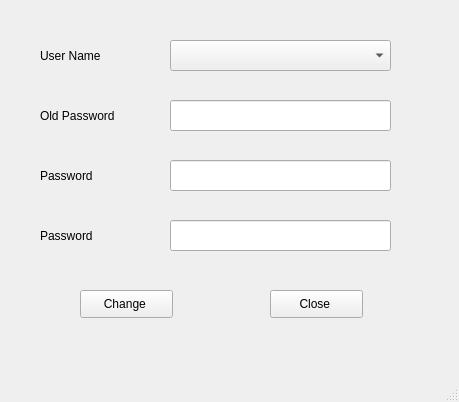
Old version of the form Change_Password/Change_Password.ui in the repository vaishaligawarkar777-pixel/Password_Login_Project.
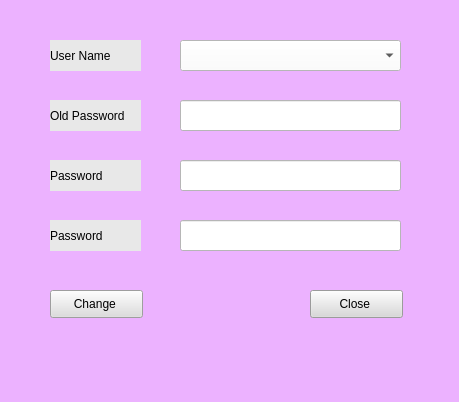
New version of the form.

```diff
--- a/Change_Password/Change_Password.ui
+++ b/Change_Password/Change_Password.ui
@@ -13,18 +13,22 @@
   <property name="windowTitle">
    <string>MainWindow</string>
   </property>
+  <property name="styleSheet">
+   <string notr="true">background-color: rgb(236, 178, 255);</string>
+  </property>
   <widget class="QWidget" name="centralwidget">
    <widget class="QLabel" name="label">
     <property name="geometry">
      <rect>
-      <x>40</x>
+      <x>50</x>
       <y>40</y>
       <width>91</width>
       <height>31</height>
      </rect>
     </property>
     <property name="styleSheet">
-     <string notr="true">font: 10pt &quot;MS Shell Dlg 2&quot;;</string>
+     <string notr="true">font: 10pt &quot;MS Shell Dlg 2&quot;;
+background-color: rgb(232, 232, 232);</string>
     </property>
     <property name="text">
      <string>User Name</string>
@@ -33,14 +37,17 @@
    <widget class="QLabel" name="label_2">
     <property name="geometry">
      <rect>
-      <x>40</x>
+      <x>50</x>
       <y>100</y>
-      <width>101</width>
+      <width>91</width>
       <height>31</height>
      </rect>
     </property>
     <property name="styleSheet">
-     <string notr="true">font: 10pt &quot;MS Shell Dlg 2&quot;;</string>
+     <string notr="true">font: 10pt &quot;MS Shell Dlg 2&quot;;
+font: 75 8pt &quot;MS Shell Dlg 2&quot;;
+font: 9pt &quot;MS Shell Dlg 2&quot;;
+background-color: rgb(232, 232, 232);</string>
     </property>
     <property name="text">
      <string>Old Password</string>
@@ -49,14 +56,15 @@
    <widget class="QLabel" name="label_3">
     <property name="geometry">
      <rect>
-      <x>40</x>
+      <x>50</x>
       <y>160</y>
       <width>91</width>
       <height>31</height>
      </rect>
     </property>
     <property name="styleSheet">
-     <string notr="true">font: 10pt &quot;MS Shell Dlg 2&quot;;</string>
+     <string notr="true">font: 10pt &quot;MS Shell Dlg 2&quot;;
+background-color: rgb(232, 232, 232);</string>
     </property>
     <property name="text">
      <string>Password</string>
@@ -65,14 +73,15 @@
    <widget class="QLabel" name="label_4">
     <property name="geometry">
      <rect>
-      <x>40</x>
+      <x>50</x>
       <y>220</y>
       <width>91</width>
       <height>31</height>
      </rect>
     </property>
     <property name="styleSheet">
-     <string notr="true">font: 10pt &quot;MS Shell Dlg 2&quot;;</string>
+     <string notr="true">font: 10pt &quot;MS Shell Dlg 2&quot;;
+background-color: rgb(232, 232, 232);</string>
     </property>
     <property name="text">
      <string>Password</string>
@@ -81,22 +90,28 @@
    <widget class="QComboBox" name="cmbusername">
     <property name="geometry">
      <rect>
-      <x>170</x>
+      <x>180</x>
       <y>40</y>
       <width>221</width>
       <height>31</height>
      </rect>
     </property>
+    <property name="styleSheet">
+     <string notr="true">background-color: rgb(255, 255, 255);</string>
+    </property>
    </widget>
    <widget class="QLineEdit" name="txtoldpassword">
     <property name="geometry">
      <rect>
-      <x>170</x>
+      <x>180</x>
       <y>100</y>
       <width>221</width>
       <height>31</height>
      </rect>
     </property>
+    <property name="styleSheet">
+     <string notr="true">background-color: rgb(255, 255, 255);</string>
+    </property>
     <property name="echoMode">
      <enum>QLineEdit::Password</enum>
     </property>
@@ -104,12 +119,15 @@
    <widget class="QLineEdit" name="txtpassword">
     <property name="geometry">
      <rect>
-      <x>170</x>
+      <x>180</x>
       <y>160</y>
       <width>221</width>
       <height>31</height>
      </rect>
     </property>
+    <property name="styleSheet">
+     <string notr="true">background-color: rgb(255, 255, 255);</string>
+    </property>
     <property name="echoMode">
      <enum>QLineEdit::Password</enum>
     </property>
@@ -117,12 +135,15 @@
    <widget class="QLineEdit" name="txtpassword1">
     <property name="geometry">
      <rect>
-      <x>170</x>
+      <x>180</x>
       <y>220</y>
       <width>221</width>
       <height>31</height>
      </rect>
     </property>
+    <property name="styleSheet">
+     <string notr="true">background-color: rgb(255, 255, 255);</string>
+    </property>
     <property name="echoMode">
      <enum>QLineEdit::Password</enum>
     </property>
@@ -130,14 +151,15 @@
    <widget class="QPushButton" name="btnchange">
     <property name="geometry">
      <rect>
-      <x>80</x>
+      <x>50</x>
       <y>290</y>
       <width>93</width>
       <height>28</height>
      </rect>
     </property>
     <property name="styleSheet">
-     <string notr="true">font: 10pt &quot;MS Shell Dlg 2&quot;;</string>
+     <string notr="true">font: 10pt &quot;MS Shell Dlg 2&quot;;
+background-color: rgb(221, 221, 221);</string>
     </property>
     <property name="text">
      <string>Change </string>
@@ -146,14 +168,15 @@
    <widget class="QPushButton" name="pushButton_2">
     <property name="geometry">
      <rect>
-      <x>270</x>
+      <x>310</x>
       <y>290</y>
       <width>93</width>
       <height>28</height>
      </rect>
     </property>
     <property name="styleSheet">
-     <string notr="true">font: 10pt &quot;MS Shell Dlg 2&quot;;</string>
+     <string notr="true">font: 10pt &quot;MS Shell Dlg 2&quot;;
+background-color: rgb(217, 217, 217);</string>
     </property>
     <property name="text">
      <string>Close </string>
```
